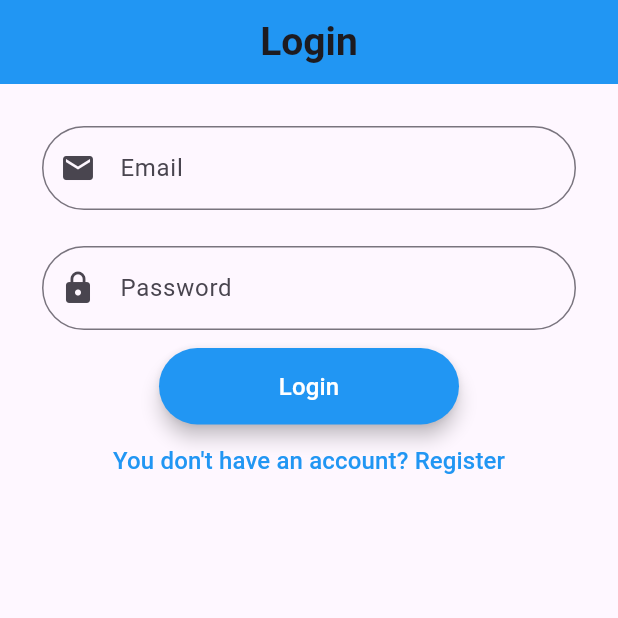
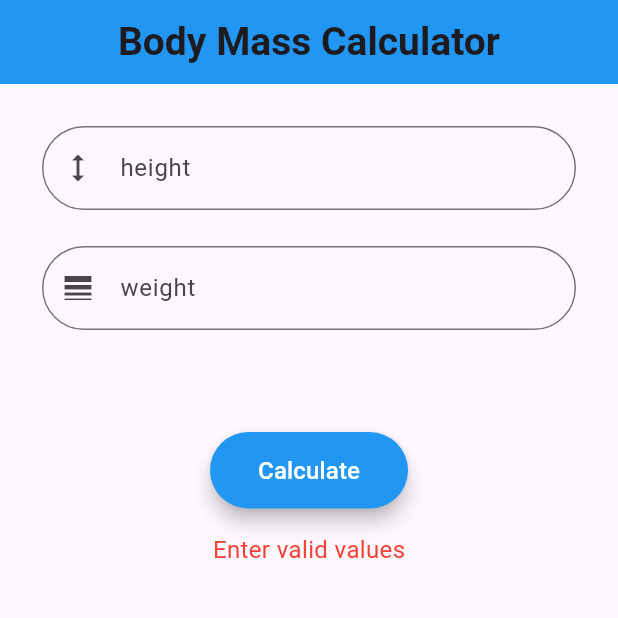
Before and after one commit to fatma-gelil/Register-Login, a Flutter app: the screen it shows after launch, on a phone screen of 412 x 824 dp, the top half of it. Run offline on Flutter 3.47's test engine with Material 3 defaults, Android fonts, the phone set to English and light mode, and no system bars.

Commit message:
added body mass counting screen

```diff
--- a/lib/my_app.dart
+++ b/lib/my_app.dart
@@ -1,15 +1,17 @@
 import 'package:flutter/material.dart';
 // import 'package:task3/src/feature/home/screens/home.dart';
-import 'package:task3/src/feature/home/screens/login.dart';
+//import 'package:task3/src/feature/home/screens/login.dart';
+import 'package:task3/src/feature/home/screens/mass.dart';
 
 class MyApp extends StatelessWidget {
   const MyApp({super.key});
 
   @override
   Widget build(BuildContext context) {
-    return MaterialApp(
+    return const MaterialApp(
     debugShowCheckedModeBanner: false,
-    home: LoginScreen(),
+    home: MassScreen()
+    //LoginScreen(),
   );
   }
 }
--- a/lib/src/feature/home/screens/login.dart
+++ b/lib/src/feature/home/screens/login.dart
@@ -37,15 +37,16 @@ class LoginScreen extends StatelessWidget {
       children: [
         Form(
           key: _formKey,
+          child: SizedBox(
+            height:200,
             child: ListView.builder(
-            shrinkWrap:
-                true, // Ensure the list view does not take up extra space
               itemCount: loginFields.length,
               itemBuilder: (context, index) {
                 return CustomTextField(
                   model: loginFields[index],
                 );
               },
+            ),
           ),
         ),
         LoginButton(formKey: _formKey),
@@ -66,7 +67,8 @@ class LoginScreen extends StatelessWidget {
               ),
             ),
           ),
-        )
+        ),
+
       ],
     );
   }
--- /dev/null
+++ b/lib/src/feature/home/screens/mass.dart
@@ -0,0 +1,120 @@
+import 'package:flutter/material.dart';
+import 'package:task3/src/feature/home/widget/mass_list.dart';
+import 'package:task3/src/feature/widgets/custom_text_field.dart';
+
+final TextEditingController heightController = TextEditingController();
+final TextEditingController weightController = TextEditingController();
+
+class MassScreen extends StatefulWidget {
+  const MassScreen({super.key});
+
+  @override
+  State<MassScreen> createState() => _MassScreenState();
+}
+
+class _MassScreenState extends State<MassScreen> {
+  double? result;
+  String? shape;
+
+  void calculateBodyMass() {
+    final height = double.tryParse(heightController.text);
+    final weight = double.tryParse(weightController.text);
+
+    // ignore: avoid_print
+    print('Height: $height, Weight: $weight');
+
+    if (height != null && weight != null && height > 0 && weight > 0) {
+      setState(() {
+        result = weight / (height * height);
+        shape = getShape(result!);
+        // ignore: avoid_print
+        print('Result: $result, Shape: $shape');
+      });
+    } else {
+      setState(() {
+        result = null;
+        shape = null;
+        // ignore: avoid_print
+        print('Invalid input. Result set to null.');
+      });
+    }
+  }
+
+  String getShape(double result) {
+    if (result < 18.5) {
+      return "Skinny";
+    } else if (result >= 18.5 && result < 24.9) {
+      return "Normal";
+    } else if (result >= 25 && result < 29.9) {
+      return "Overweight";
+    } else {
+      return "Obese";
+    }
+  }
+
+  @override
+  Widget build(BuildContext context) {
+    return Scaffold(
+      appBar: AppBar(
+        backgroundColor: Colors.blue,
+        centerTitle: true,
+        title: const Text(
+          "Body Mass Calculator",
+          style: TextStyle(fontSize: 26, fontWeight: FontWeight.bold),
+        ),
+      ),
+      body: Column(
+        children: [
+          Padding(
+            padding: const EdgeInsets.all(16.0),
+            child: SizedBox(
+              height: 200,
+              child: ListView.builder(
+                itemCount: bodyMass.length,
+                itemBuilder: (context, index) {
+                  return CustomTextField(
+                    model: bodyMass[index],
+                  );
+                },
+              ),
+            ),
+          ),
+          ElevatedButton(
+            style: ElevatedButton.styleFrom(
+              foregroundColor: Colors.white,
+              backgroundColor: Colors.blue,
+              padding: const EdgeInsets.symmetric(vertical: 14, horizontal: 32),
+              shape: RoundedRectangleBorder(
+                  borderRadius: BorderRadius.circular(50)),
+              elevation: 5,
+            ),
+            onPressed: calculateBodyMass,
+            child: const Text(
+              'Calculate',
+              style: TextStyle(fontSize: 16, color: Colors.white),
+            ),
+          ),
+          const SizedBox(height: 16),
+          if (result != null) ...[
+            Text(
+              'result: ${result!.toStringAsFixed(2)}',
+              style: const TextStyle(
+                  color: Colors.black,
+                  fontSize: 20,
+                  fontWeight: FontWeight.bold),
+            ),
+            Text(
+              'Shape: $shape',
+              style: const TextStyle(fontSize: 18, color: Colors.black),
+            ),
+          ] else ...[
+            const Text(
+              'Enter valid values',
+              style: TextStyle(fontSize: 16, color: Colors.red),
+            ),
+          ],
+        ],
+      ),
+    );
+  }
+}
--- a/lib/src/feature/home/widget/login_button.dart
+++ b/lib/src/feature/home/widget/login_button.dart
@@ -1,4 +1,5 @@
 import 'package:flutter/material.dart';
+import 'package:task3/src/feature/home/screens/mass.dart';
 
 class LoginButton extends StatelessWidget {
   const LoginButton({
@@ -34,6 +35,10 @@ class LoginButton extends StatelessWidget {
             ScaffoldMessenger.of(context).showSnackBar(
               const SnackBar(content: Text('Login successful!')),
             );
+            Navigator.push(
+                context,
+                MaterialPageRoute(builder: (context) => const MassScreen()),
+              );
           }
 
         },
--- /dev/null
+++ b/lib/src/feature/home/widget/mass_list.dart
@@ -0,0 +1,35 @@
+import 'package:flutter/material.dart';
+import 'package:task3/src/feature/home/model/register_model.dart';
+
+final TextEditingController heightcontroller = TextEditingController();
+final TextEditingController weightController = TextEditingController();
+
+List<RegisterModel> bodyMass = [
+  RegisterModel(
+    label: 'height',
+    hint: 'Enter your height',
+    prefix: Icons.height,
+    controller: heightcontroller,
+    validator: (value) {
+      if (value == null || value.isEmpty) {
+        return 'Please enter your height';
+      } else {
+        return null;
+      }
+    }
+     ,keyboardType: TextInputType.text, obscureText: false,
+  ),
+  RegisterModel(
+    label: 'weight',
+    hint: 'Enter your weight',
+    prefix: Icons.line_weight,
+    controller: weightController,
+    validator: (value) {
+      if (value == null || value.isEmpty) {
+        return 'Please enter your weight';
+      } else{
+      return null;
+    }},
+     keyboardType: TextInputType.text, obscureText: false,
+  ),
+];
```
Also changed, not shown: lib/src/feature/widgets/runhury.dart (deleted, +0 -17 lines). Lines whose indentation alone changed are shown as unchanged.
